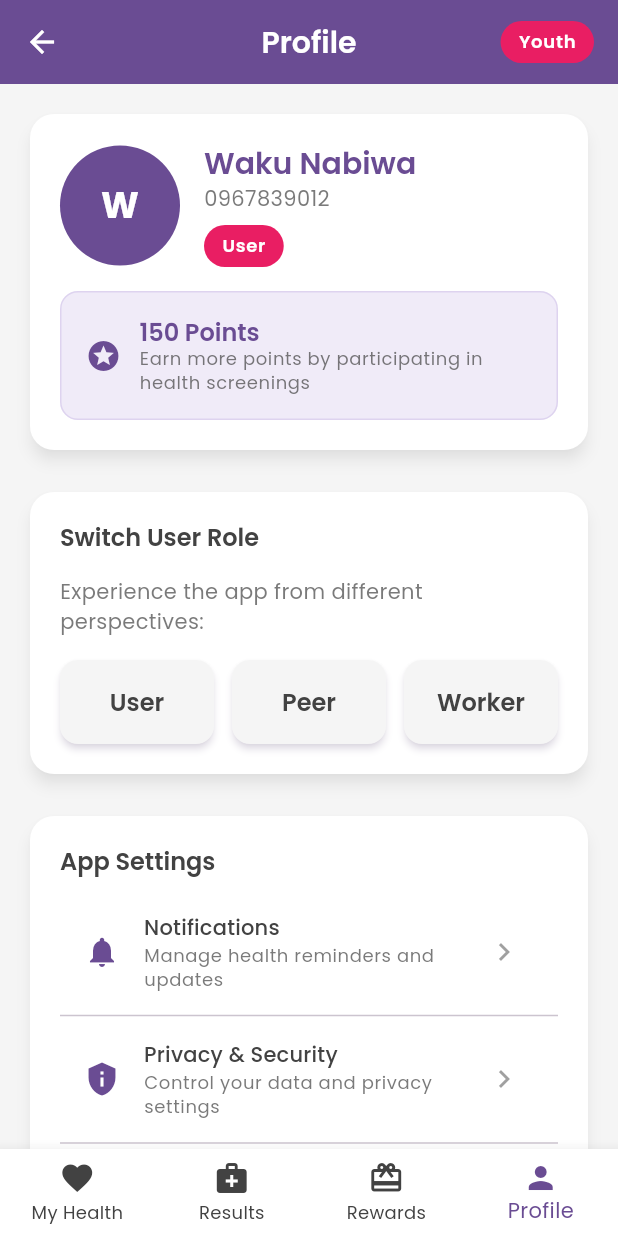
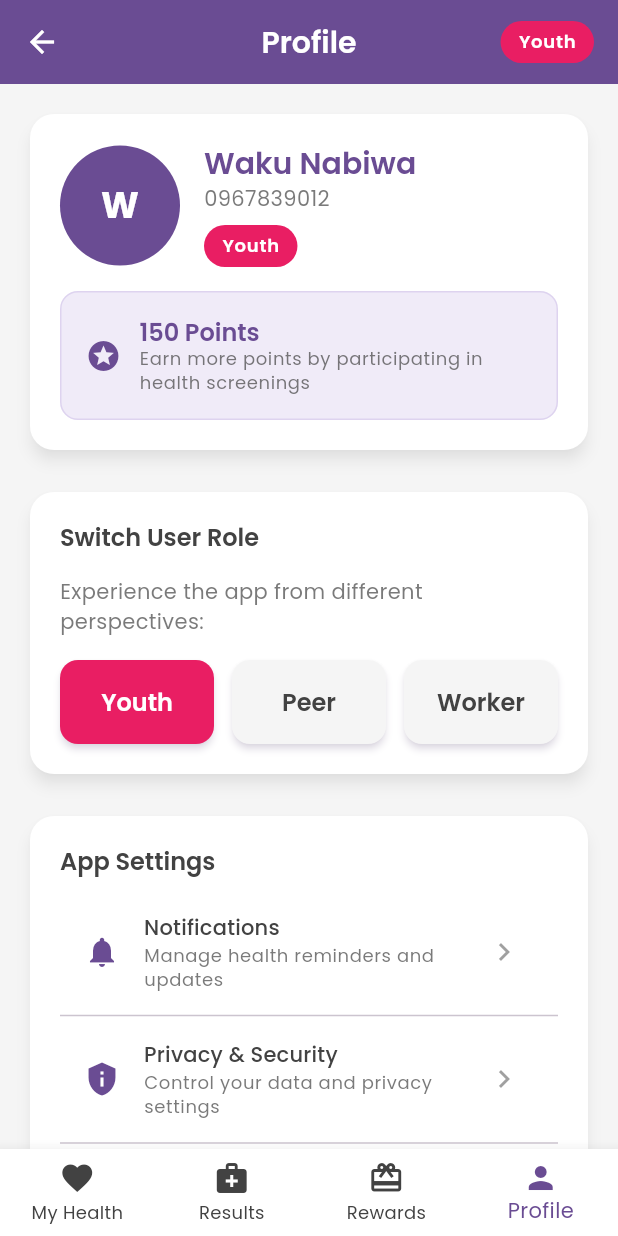
Before and after one commit to pumulo-mufalali/BwinoLink_YouthCare, a Flutter app: the HomeScreen screen opened by its route, item 4 of the bottom bar chosen, on a phone screen of 412 x 824 dp. Run offline on Flutter 3.47's test engine with Material 3 defaults, Android fonts, the light colour scheme and no system bars; our stand-ins replace google_fonts; accounts and stored records are empty.

Commit message:
multiple user functionality

```diff
--- a/lib/providers/app_state.dart
+++ b/lib/providers/app_state.dart
@@ -166,9 +166,9 @@ class AppState extends ChangeNotifier {
 
   // Switch user role (for demo purposes)
   void switchUserRole(String role) {
-    final user = DummyData.getUserByRole(role);
-    if (user != null) {
-      _currentUser = user;
+    final currentUser = DummyData.getUserByRole(role);
+    if (currentUser != null) {
+      _currentUser = currentUser;
       _loadUserData();
       notifyListeners();
     }
--- a/lib/screens/home_screen.dart
+++ b/lib/screens/home_screen.dart
@@ -175,7 +175,7 @@ class _HomeScreenState extends State<HomeScreen> {
       case 'staff':
         return AppTheme.secondaryBlue;
       case 'peer_navigator':
-        return AppTheme.primaryPurple;
+        return AppTheme.successGreen;
       default:
         return AppTheme.primaryPurple;
     }
--- a/lib/screens/settings_tab.dart
+++ b/lib/screens/settings_tab.dart
@@ -62,11 +62,17 @@ class SettingsTab extends StatelessWidget {
                                   decoration: BoxDecoration(
                                     color: user.role == 'staff'
                                         ? AppTheme.secondaryBlue
+                                        : user.role == 'peer_navigator'
+                                        ? AppTheme.successGreen
                                         : AppTheme.accentPink,
                                     borderRadius: BorderRadius.circular(20),
                                   ),
                                   child: Text(
-                                    user.role == 'staff' ? 'Staff' : 'User',
+                                    user.role == 'staff'
+                                        ? 'Health Worker'
+                                        : user.role == 'peer_navigator'
+                                        ? 'Peer Navigator'
+                                        : 'Youth',
                                     style: Theme.of(context).textTheme.labelMedium?.copyWith(
                                       color: AppTheme.white,
                                       fontWeight: FontWeight.w600,
@@ -152,17 +158,17 @@ class SettingsTab extends StatelessWidget {
                         children: [
                           Expanded(
                             child: ElevatedButton(
-                              onPressed: () => appState.switchUserRole('user'),
+                              onPressed: () => appState.switchUserRole('youth'),
                               style: ElevatedButton.styleFrom(
-                                backgroundColor: user.role == 'user'
-                                    ? AppTheme.primaryPurple
+                                backgroundColor: user.role == 'youth'
+                                    ? AppTheme.accentPink
                                     : AppTheme.lightGrey,
-                                foregroundColor: user.role == 'user'
+                                foregroundColor: user.role == 'youth'
                                     ? AppTheme.white
                                     : AppTheme.darkGrey,
                                 padding: const EdgeInsets.symmetric(vertical: 16),
                               ),
-                              child: const Text('User'),
+                              child: const Text('Youth'),
                             ),
                           ),
                           const SizedBox(width: 12),
```
